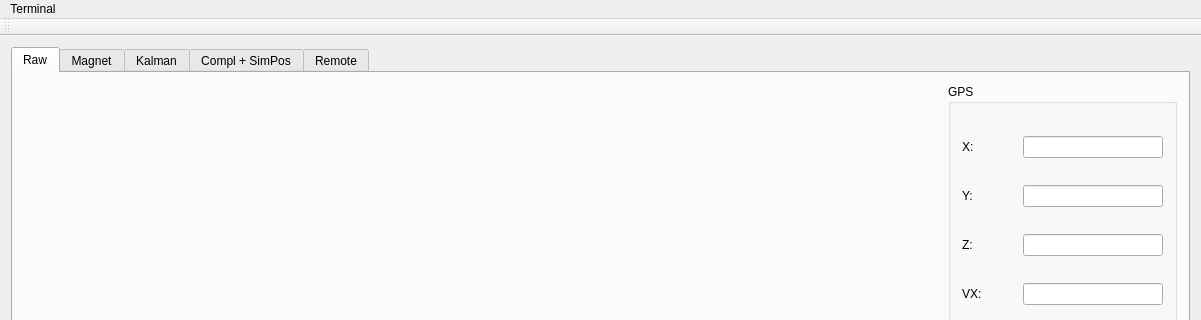
quantum-pie/ins-board-pc, file mainwindow.ui: the form before one commit; both pictures show x 0 to 1201 and y 0 to 320 of the 1201 by 740 pixel window.
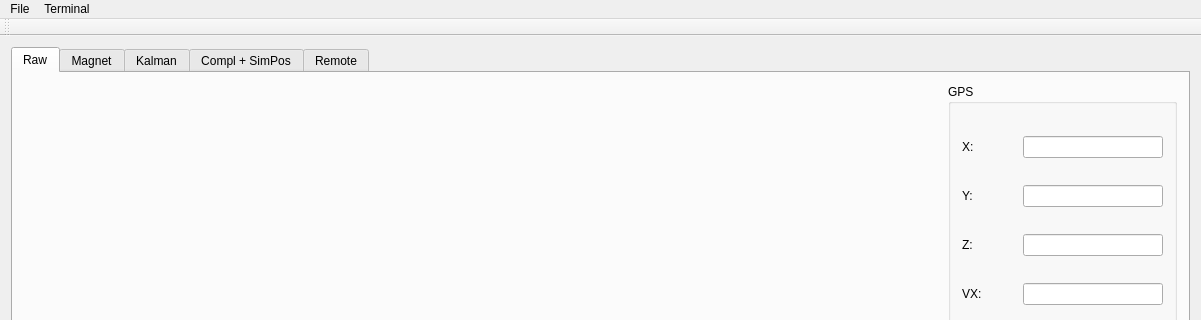
The form after the commit. The open tabs and pages were chosen to show the change. Custom widgets are drawn as their Qt base class.

Commit message: Add file menu to UI (write file)

```diff
--- a/mainwindow.ui
+++ b/mainwindow.ui
@@ -1201,6 +1201,13 @@
     </property>
     <addaction name="actionRun"/>
    </widget>
+   <widget class="QMenu" name="menuFile">
+    <property name="title">
+     <string>File</string>
+    </property>
+    <addaction name="actionWrite"/>
+   </widget>
+   <addaction name="menuFile"/>
    <addaction name="menuTermina"/>
   </widget>
   <widget class="QToolBar" name="mainToolBar">
```
Left out of the diff: 10 changed lines with no effect on the pictures.
